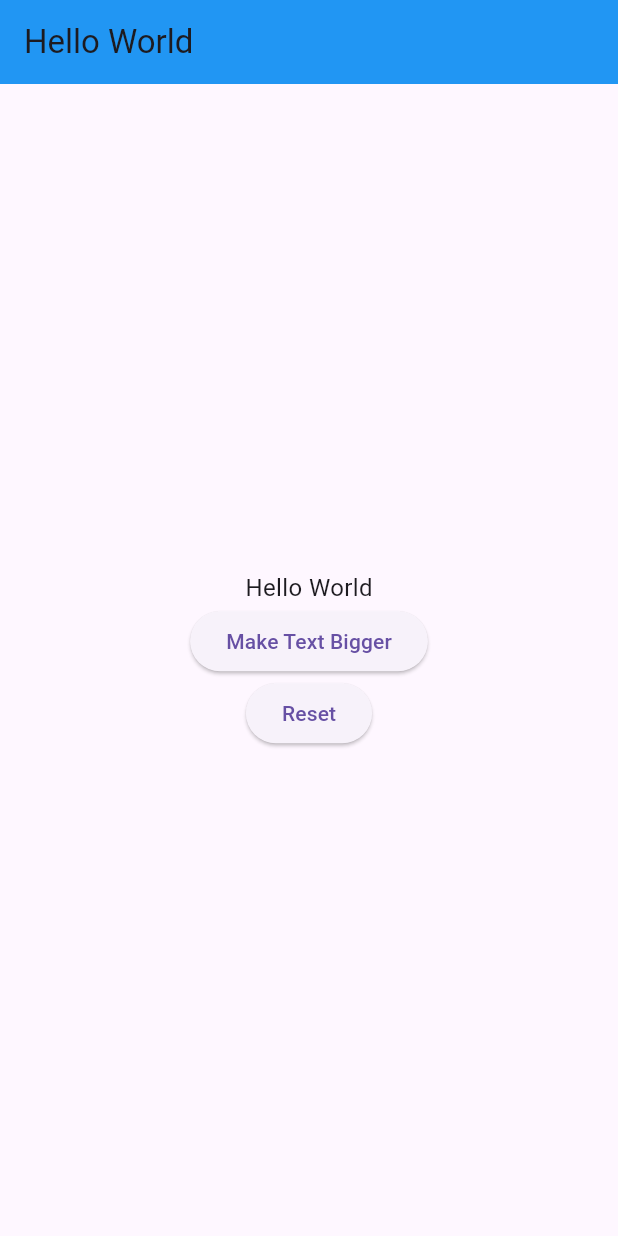
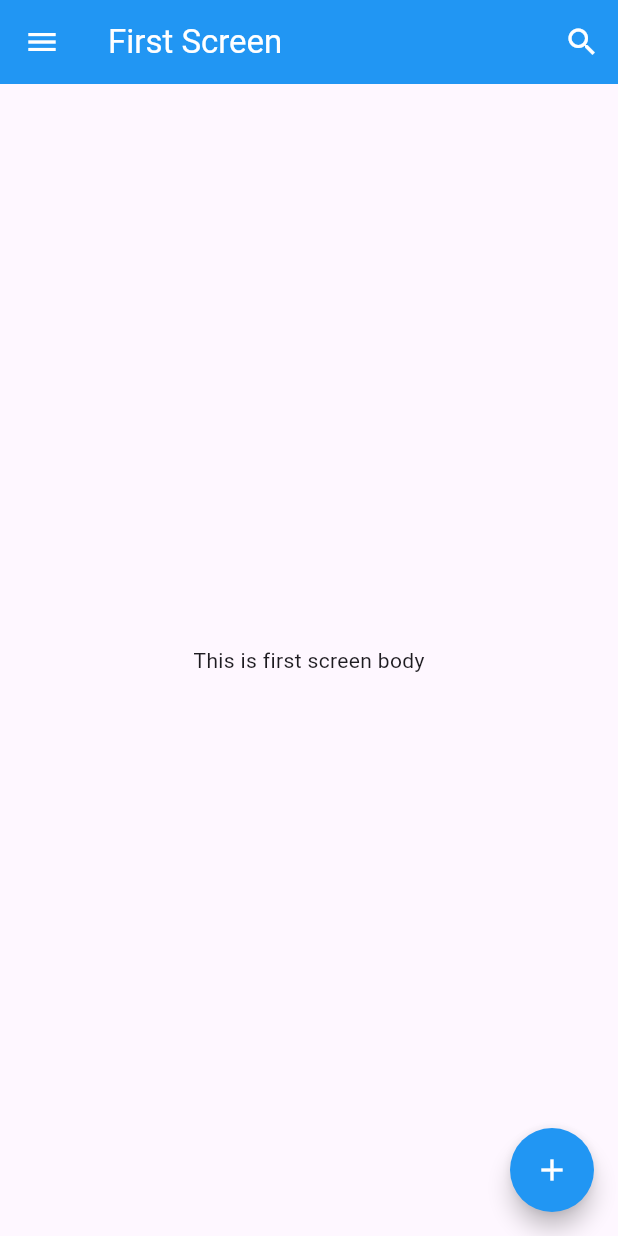
Before and after one commit to Garongan/belajar-flutter, a Flutter app: the screen it shows after launch, on a phone screen of 412 x 824 dp. Run offline on Flutter 3.47's test engine with Material 3 defaults, Android fonts, the phone set to English and light mode, and no system bars.

Commit message:
feat: first screen

```diff
--- a/lib/main.dart
+++ b/lib/main.dart
@@ -1,5 +1,5 @@
 import 'package:flutter/material.dart';
-import 'package:hello_world/components/make_text_bigger.dart';
+import 'package:hello_world/screen/first_screen.dart';
 
 void main() {
   runApp(const MyApp());
@@ -15,16 +15,16 @@ class MyApp extends StatelessWidget {
       theme: ThemeData(
         primarySwatch: Colors.blue,
       ),
-      home: Scaffold(
-        appBar: AppBar(
-          title: const Text('Hello World'),
-          backgroundColor: Colors.blue,
-        ),
-        body: const Center(
-          // child: Headings(text: 'Hello World'),
-          child: MakeTextBigger(text: 'Hello World'),
-        ),
-      )
+      // home: Scaffold(
+      //   appBar: AppBar(
+      //     title: const Text('Hello World'),
+      //     backgroundColor: Colors.blue,
+      //   ),
+      //   body: const Center(
+      //     // child: Headings(text: 'Hello World'),
+      //     child: MakeTextBigger(text: 'Hello World'),
+      //   ),
+      home: const FirstScreen(),
     );
   }
 }
--- /dev/null
+++ b/lib/screen/first_screen.dart
@@ -0,0 +1,41 @@
+import 'package:flutter/material.dart';
+
+class FirstScreen extends StatelessWidget {
+  const FirstScreen({super.key});
+
+  @override
+  Widget build(BuildContext context) {
+    return Scaffold(
+      appBar: AppBar(
+        title: const Text(
+          'First Screen',
+          style: TextStyle(color: Colors.white),
+        ),
+        backgroundColor: Colors.blue,
+        // can be one or more widget
+        actions: <Widget>[
+          IconButton(
+              onPressed: () {},
+              icon: const Icon(Icons.search, color: Colors.white))
+        ],
+        // only one widget
+        leading: IconButton(
+            onPressed: () {},
+            icon: const Icon(Icons.menu, color: Colors.white)),
+      ),
+      body: const Center(
+        child: Text('This is first screen body'),
+      ),
+      // button that the position is fixed in right bottom
+      floatingActionButton: FloatingActionButton(
+        onPressed: () {},
+        backgroundColor: Colors.blue,
+        shape: const CircleBorder(),
+        child: const Icon(
+          Icons.add,
+          color: Colors.white,
+        ),
+      ),
+    );
+  }
+}
```
